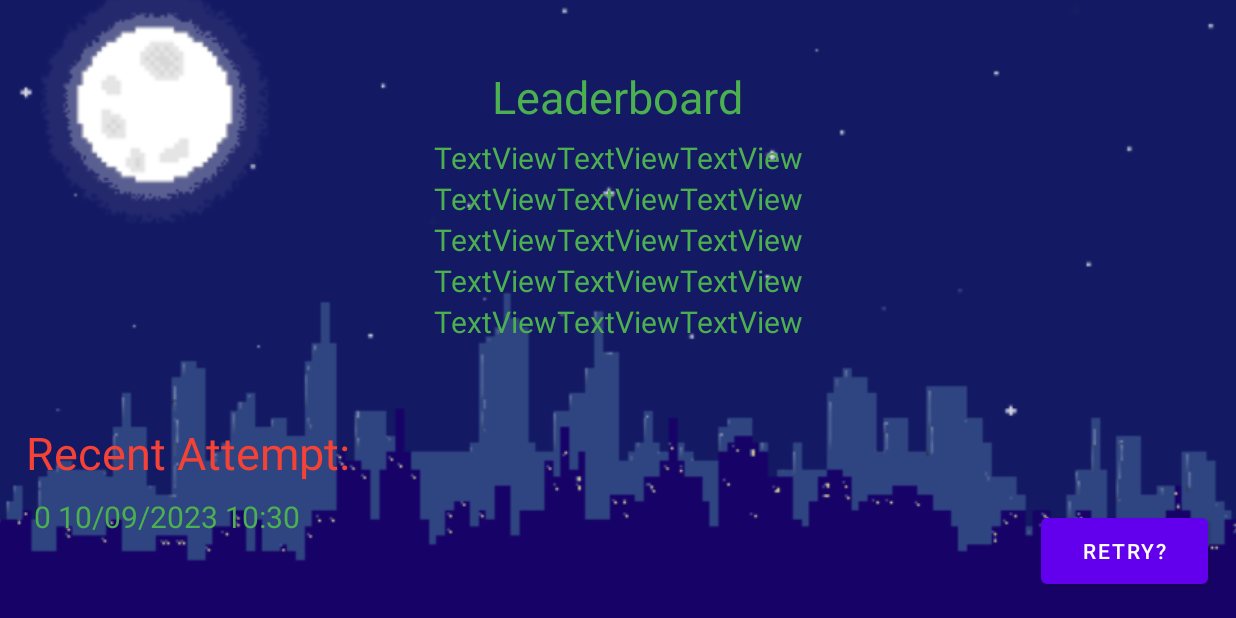
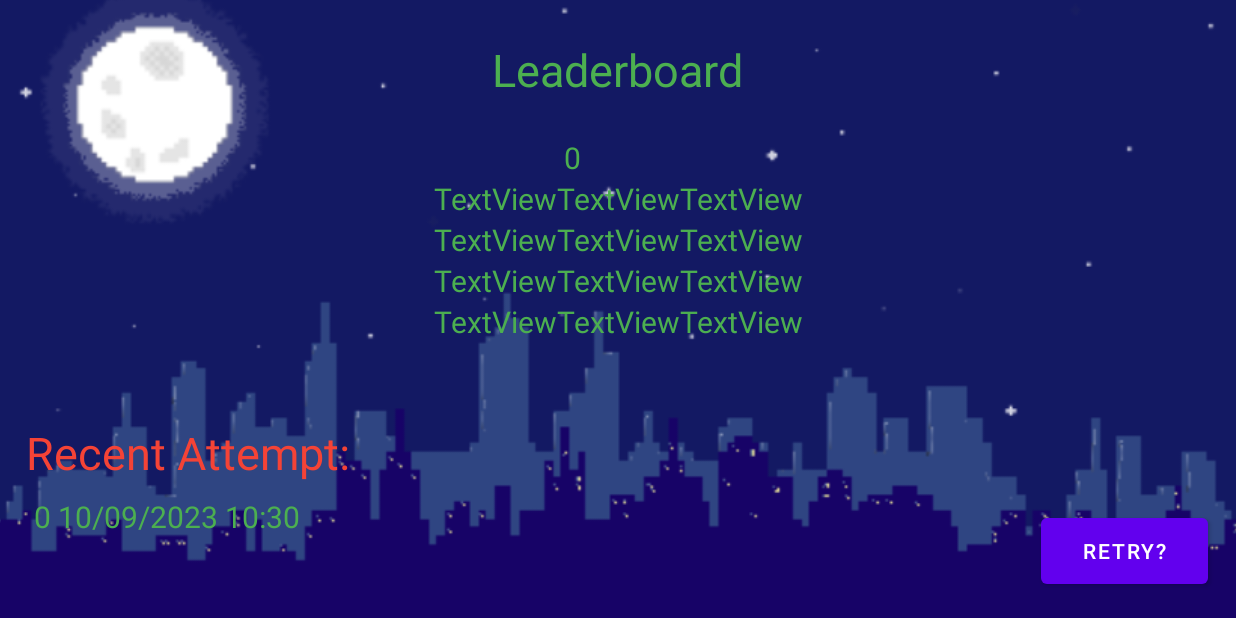
Before and after one commit to Caljorb/CS2340C_Team51, an Android app: the EndActivity screen opened directly, with no data from a screen before it, on a phone screen of 824 x 412 dp (held sideways). Run offline under Robolectric (Android 15) with nearby library versions, the phone set to English and light mode, and no system bars.

Commit message:
Display score on first row of leaderboard

```diff
--- a/CS2340C_Team51/app/src/main/java/com/example/team_51/model/LeaderboardRow.java
+++ b/CS2340C_Team51/app/src/main/java/com/example/team_51/model/LeaderboardRow.java
@@ -70,4 +70,9 @@ public class LeaderboardRow implements Parcelable {
         parcel.writeLong(score);
         parcel.writeString(date);
     }
+
+    @Override
+    public String toString() {
+        return name + " " + score + " " + date;
+    }
 }
--- a/CS2340C_Team51/app/src/main/java/com/example/team_51/viewmodels/LeaderboardViewModel.java
+++ b/CS2340C_Team51/app/src/main/java/com/example/team_51/viewmodels/LeaderboardViewModel.java
@@ -39,7 +39,7 @@ public class LeaderboardViewModel extends ViewModel {
         leaderboardRows.sort(new Comparator<LeaderboardRow>() {
             @Override
             public int compare(LeaderboardRow leaderboardRow, LeaderboardRow t1) {
-                return (int) (leaderboardRow.getScore() - t1.getScore());
+                return (int) (t1.getScore() - leaderboardRow.getScore());
             }
         });
     }
@@ -51,4 +51,17 @@ public class LeaderboardViewModel extends ViewModel {
     public ArrayList<LeaderboardRow> getLeaderboardRows() {
         return leaderboardRows;
     }
+
+    public LeaderboardRow getLeaderboardRow(int index) {
+        return leaderboardRows.get(index);
+    }
+
+    @Override
+    public String toString() {
+        String rtn = "";
+        for (LeaderboardRow l : leaderboardRows) {
+            rtn += " \n" + l.toString();
+        }
+        return rtn;
+    }
 }
--- a/CS2340C_Team51/app/src/main/java/com/example/team_51/views/EndActivity.java
+++ b/CS2340C_Team51/app/src/main/java/com/example/team_51/views/EndActivity.java
@@ -30,7 +30,6 @@ public class EndActivity extends AppCompatActivity {
         leaderboardViewModel = LeaderboardViewModel.getLeaderboardViewModel();
         leaderboardRows = getIntent().getParcelableArrayListExtra("leaderboard");
         retried = getIntent().getBooleanExtra("retried", retried);
-        System.out.println("Retried: " + retried);
         if (retried) { // only update viewmodel when have retried before
             leaderboardViewModel.setRows(leaderboardRows);
         }
@@ -38,12 +37,12 @@ public class EndActivity extends AppCompatActivity {
         score = getIntent().getLongExtra("score", 0);
         name = getIntent().getStringExtra("name");
 
-        LeaderboardRow attempt = new LeaderboardRow(name, score, date);
-
         // set date for recent attempt
         SimpleDateFormat simpleDateFormat = new SimpleDateFormat("MM/dd/yyyy HH:mm");
         Date d = new Date();
         date = simpleDateFormat.format(d);
+
+        LeaderboardRow attempt = new LeaderboardRow(name, score, date);
 
         // set recent attempt
         TextView nameR = findViewById(R.id.nameR);
@@ -57,16 +56,25 @@ public class EndActivity extends AppCompatActivity {
         // add recent attempt to leaderboardViewModel if top score
         leaderboardViewModel.addRow(attempt);
         leaderboardViewModel.sortRows();
-        leaderboardViewModel.clearRows(); //clears scores outside of top 5
+        //leaderboardViewModel.clearRows(); //clears scores outside of top 5
+        System.out.println(leaderboardViewModel);
 
         // display leaderboard
+        TextView name1 = findViewById(R.id.name1);
+        name1.setText(leaderboardViewModel.getLeaderboardRow(0).getName());
+        TextView score1 = findViewById(R.id.score1);
+        String setScore1 = " " + leaderboardViewModel.getLeaderboardRow(0).getScore() + " ";
+        score1.setText(setScore1);
+        TextView date1 = findViewById(R.id.date1);
+        date1.setText(leaderboardViewModel.getLeaderboardRow(0).getDate());
+
 
         // button to retry
         Button retry = findViewById(R.id.retry);
 
         retry.setOnClickListener(v -> {
             retried = true;
-            Intent intent = new Intent(this, InitConfigActivity.class);
+            Intent intent = new Intent(this, MainActivity.class);
             intent.putExtra("leaderboard", leaderboardViewModel.getLeaderboardRows());
             intent.putExtra("retried", retried);
             startActivity(intent);
--- a/CS2340C_Team51/app/src/main/java/com/example/team_51/views/MainActivity.java
+++ b/CS2340C_Team51/app/src/main/java/com/example/team_51/views/MainActivity.java
@@ -8,15 +8,23 @@ import android.widget.Button;
 import androidx.appcompat.app.AppCompatActivity;
 
 import com.example.cs2340c_team51.R;
+import com.example.team_51.model.LeaderboardRow;
+
+import java.util.ArrayList;
 
 public class MainActivity extends AppCompatActivity {
 
     private Button start;
     private Button quit;
+    private ArrayList<LeaderboardRow> leaderboardRows;
+    private boolean retried;
     @Override
     protected void onCreate(Bundle savedInstanceState) {
         super.onCreate(savedInstanceState);
         setContentView(R.layout.activity_start_screen);
+
+        leaderboardRows = getIntent().getParcelableArrayListExtra("leaderboard");
+        retried = getIntent().getBooleanExtra("retried", retried);
 
         start = (Button) findViewById(R.id.startButton);
         start.setOnClickListener(new View.OnClickListener() {
@@ -39,6 +47,8 @@ public class MainActivity extends AppCompatActivity {
 
     public void openInitConfigActivity() {
         Intent intent = new Intent(this, InitConfigActivity.class);
+        intent.putExtra("leaderboard", leaderboardRows);
+        intent.putExtra("retried", retried);
         startActivity(intent);
     }
 
--- a/CS2340C_Team51/app/src/main/res/layout/activity_end_screen.xml
+++ b/CS2340C_Team51/app/src/main/res/layout/activity_end_screen.xml
@@ -239,7 +239,7 @@
         app:layout_constraintHorizontal_bias="0.499"
         app:layout_constraintStart_toStartOf="parent"
         app:layout_constraintTop_toTopOf="parent"
-        app:layout_constraintVertical_bias="0.118" />
+        app:layout_constraintVertical_bias="0.07" />
 
     <Button
         android:id="@+id/retry"
```
